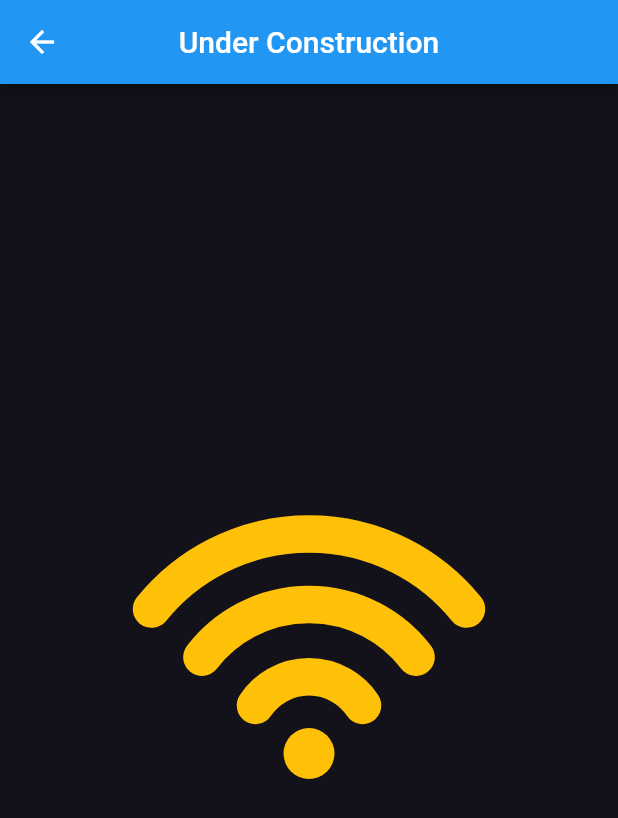
After one commit to Revaldo11/Flutter-Find-Restaurant-App, a Flutter app: the DrinkPage screen opened by its route, on a phone screen of 412 x 824 dp. The commit adds this screen. Shown: the top 818 px of the screen. Run offline on Flutter 3.47's test engine with Material 2 defaults, Android fonts, the phone set to English and light mode, and no system bars; our stand-ins replace firebase_core; accounts and stored records are empty; network calls fail.

Commit message:
add food & drink page

```diff
--- a/lib/main.dart
+++ b/lib/main.dart
@@ -1,5 +1,7 @@
 import 'package:flutter/material.dart';
 import 'package:restaurant_apps/pages/custom_spalsh.dart';
+import 'package:restaurant_apps/pages/drinks.dart';
+import 'package:restaurant_apps/pages/foods.dart';
 import 'package:restaurant_apps/pages/home_page.dart';
 import 'package:restaurant_apps/pages/main_page.dart';
 import 'package:firebase_core/firebase_core.dart';
@@ -20,6 +22,8 @@ class MyApp extends StatelessWidget {
         '/': (context) => const MyCustomSpalsh(),
         '/main': (context) => const MainScreen(),
         '/home': (context) => const HomePage(),
+        '/drinks-page': (context) => const DrinkPage(),
+        '/foods-page': (context) => const FoodsPage()
       },
     );
   }
--- a/lib/pages/detail_page.dart
+++ b/lib/pages/detail_page.dart
@@ -114,14 +114,14 @@ class DetailPage extends StatelessWidget {
                   children: [
                     GestureDetector(
                       onTap: () {
-                        print('Tapped');
+                        Navigator.pushNamed(context, '/drinks-page');
                       },
                       child: const MenuTile(
                           text: "Drinks", image: "assets/foods_bg.jpg"),
                     ),
                     GestureDetector(
                       onTap: () {
-                        print('Tapped');
+                        Navigator.pushNamed(context, '/foods-page');
                       },
                       child: const MenuTile(
                           text: "Foods", image: "assets/drinks_bg.jpg"),
--- /dev/null
+++ b/lib/pages/drinks.dart
@@ -0,0 +1,154 @@
+import 'package:flutter/material.dart';
+import 'package:flutter/services.dart';
+import 'dart:ui';
+
+import 'package:restaurant_apps/theme.dart';
+
+import '../widgets/wifi_draw.dart';
+
+void main() {
+  runApp(
+    const MaterialApp(
+      home: DrinkPage(),
+    ),
+  );
+  SystemChrome.setSystemUIOverlayStyle(
+    const SystemUiOverlayStyle(
+      statusBarColor: Colors.transparent,
+      statusBarIconBrightness: Brightness.light,
+    ),
+  );
+}
+
+class DrinkPage extends StatefulWidget {
+  const DrinkPage({Key? key}) : super(key: key);
+
+  @override
+  _DrinkPageState createState() => _DrinkPageState();
+}
+
+class _DrinkPageState extends State<DrinkPage> with TickerProviderStateMixin {
+  late AnimationController firstController;
+  late Animation<double> firstAnimation;
+
+  late AnimationController secondController;
+  late Animation<double> secondAnimation;
+
+  late AnimationController thirdController;
+  late Animation<double> thirdAnimation;
+
+  late AnimationController fourthController;
+  late Animation<double> fourthAnimation;
+
+  @override
+  void initState() {
+    super.initState();
+
+    firstController = AnimationController(
+      vsync: this,
+      duration: const Duration(seconds: 1),
+    );
+    firstAnimation = Tween<double>(begin: .37, end: .3).animate(
+        CurvedAnimation(parent: firstController, curve: Curves.easeInOut))
+      ..addListener(() {
+        setState(() {});
+      })
+      ..addStatusListener((status) {
+        if (status == AnimationStatus.completed) {
+          firstController.reverse();
+        } else if (status == AnimationStatus.dismissed) {
+          firstController.forward();
+        }
+      });
+
+    secondController = AnimationController(
+      vsync: this,
+      duration: const Duration(seconds: 1),
+    );
+    secondAnimation = Tween<double>(begin: .5, end: .41).animate(
+        CurvedAnimation(parent: secondController, curve: Curves.easeInOut))
+      ..addListener(() {
+        setState(() {});
+      })
+      ..addStatusListener((status) {
+        if (status == AnimationStatus.completed) {
+          secondController.reverse();
+        } else if (status == AnimationStatus.dismissed) {
+          secondController.forward();
+        }
+      });
+
+    thirdController = AnimationController(
+      vsync: this,
+      duration: const Duration(seconds: 1),
+    );
+    thirdAnimation = Tween<double>(begin: .63, end: .52).animate(
+        CurvedAnimation(parent: thirdController, curve: Curves.easeInOut))
+      ..addListener(() {
+        setState(() {});
+      })
+      ..addStatusListener((status) {
+        if (status == AnimationStatus.completed) {
+          thirdController.reverse();
+        } else if (status == AnimationStatus.dismissed) {
+          thirdController.forward();
+        }
+      });
+
+    fourthController = AnimationController(
+      vsync: this,
+      duration: const Duration(seconds: 1),
+    );
+    fourthAnimation = Tween<double>(begin: .76, end: .63).animate(
+        CurvedAnimation(parent: fourthController, curve: Curves.easeInOut))
+      ..addListener(() {
+        setState(() {});
+      })
+      ..addStatusListener((status) {
+        if (status == AnimationStatus.completed) {
+          fourthController.reverse();
+        } else if (status == AnimationStatus.dismissed) {
+          fourthController.forward();
+        }
+      });
+
+    firstController.forward();
+    secondController.forward();
+    thirdController.forward();
+    fourthController.forward();
+  }
+
+  @override
+  void dispose() {
+    firstController.dispose();
+    secondController.dispose();
+    thirdController.dispose();
+    fourthController.dispose();
+    super.dispose();
+  }
+
+  @override
+  Widget build(BuildContext context) {
+    return Scaffold(
+      appBar: AppBar(
+        title: const Text('Under Construction'),
+        centerTitle: true,
+      ),
+      backgroundColor: backgroundColor1,
+      body: Center(
+        child: CustomPaint(
+          painter: DrawPath(
+            firstAnimation.value,
+            secondAnimation.value,
+            thirdAnimation.value,
+            fourthAnimation.value,
+          ),
+          child: const SizedBox(
+            height: 250,
+            width: 210,
+          ),
+        ),
+      ),
+    );
+  }
+}
--- /dev/null
+++ b/lib/widgets/wifi_draw.dart
@@ -0,0 +1,67 @@
+import 'package:flutter/material.dart';
+
+import '../theme.dart';
+
+class DrawPath extends CustomPainter {
+  final double height1;
+  final double height2;
+  final double height3;
+  final double height4;
+
+  DrawPath(
+    this.height1,
+    this.height2,
+    this.height3,
+    this.height4,
+  );
+
+  @override
+  void paint(Canvas canvas, Size size) {
+    Color designColor = primaryColor;
+
+    Paint firstPaint = Paint()
+      ..color = designColor
+      ..strokeCap = StrokeCap.round
+      ..style = PaintingStyle.stroke
+      ..strokeWidth = 25;
+
+    Paint secondPaint = Paint()
+      ..color = designColor
+      ..style = PaintingStyle.fill;
+
+    Path firstPath = Path();
+    firstPath.moveTo(0, size.height * height1);
+    firstPath.arcToPoint(
+      Offset(size.width, size.height * height1),
+      radius: const Radius.circular(135),
+    );
+
+    canvas.drawPath(firstPath, firstPaint);
+
+    Path secondPath = Path();
+    secondPath.moveTo(size.width * .16, size.height * height2);
+    secondPath.arcToPoint(
+      Offset(size.width * .84, size.height * height2),
+      radius: const Radius.circular(90),
+    );
+
+    canvas.drawPath(secondPath, firstPaint);
+
+    Path thirdPath = Path();
+    thirdPath.moveTo(size.width * .33, size.height * height3);
+    thirdPath.arcToPoint(
+      Offset(size.width * .67, size.height * height3),
+      radius: const Radius.circular(43),
+    );
+
+    canvas.drawPath(thirdPath, firstPaint);
+
+    canvas.drawCircle(
+        Offset(size.width * .5, size.height * height4), 17, secondPaint);
+  }
+
+  @override
+  bool shouldRepaint(CustomPainter oldDelegate) {
+    return true;
+  }
+}
```
Also changed, not shown: lib/pages/foods.dart (added, +154 -0 lines).
